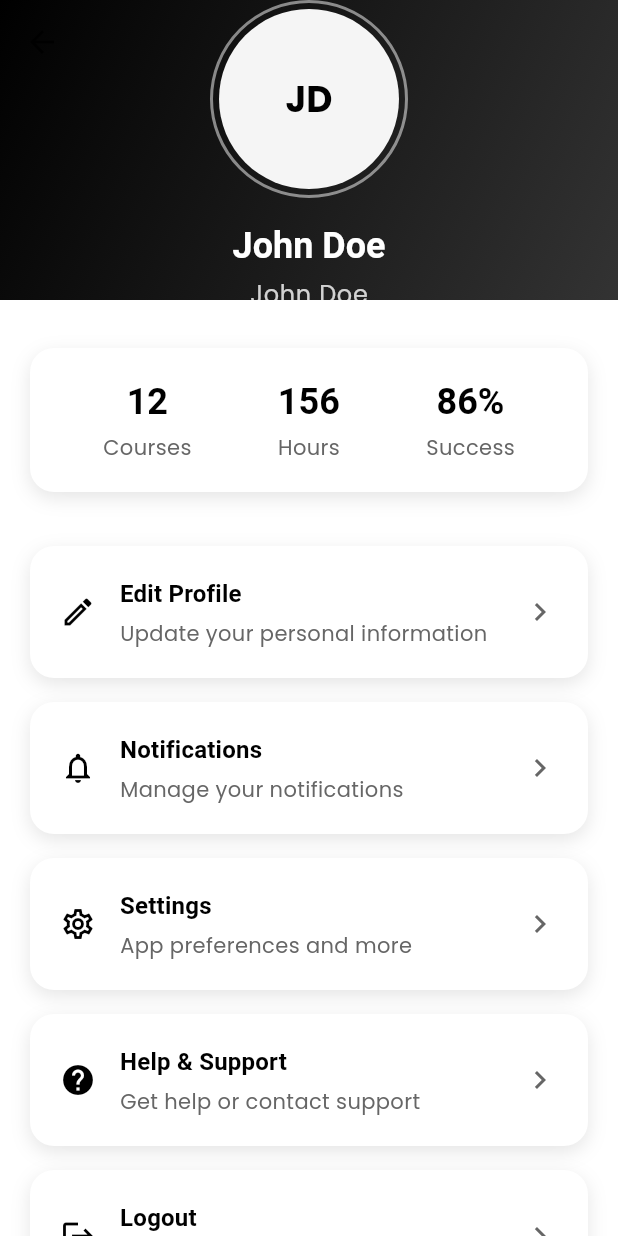
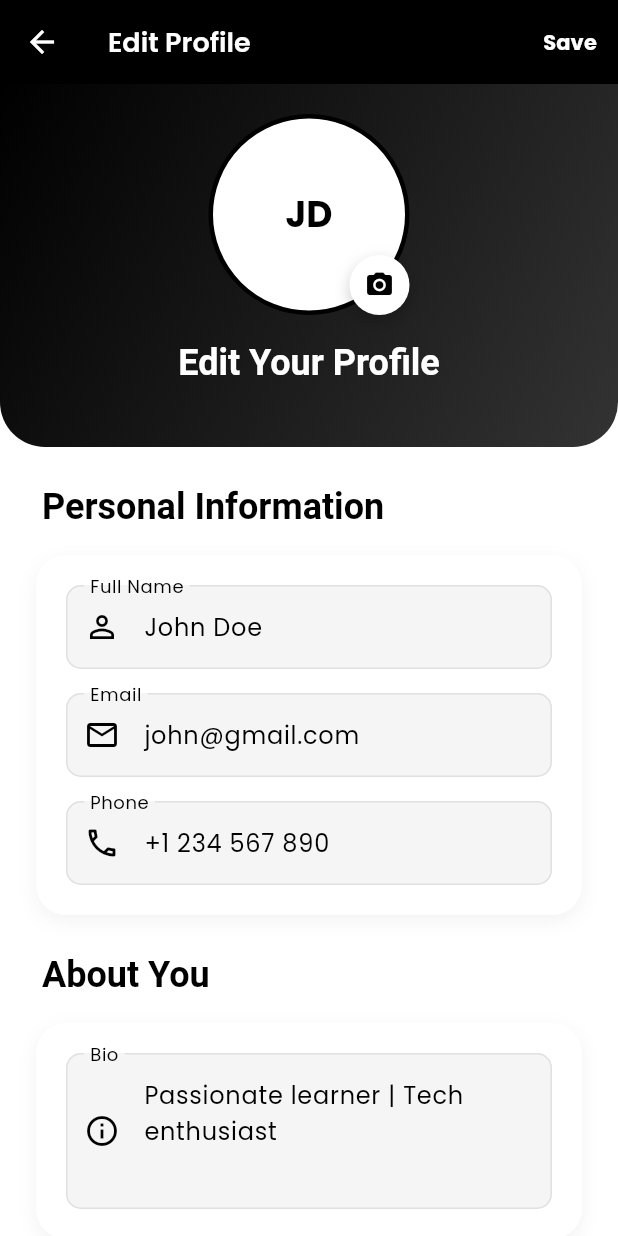
Before and after one commit to VaradSinghal/e_learning_app, a Flutter app: the ProfileScreen screen opened by its route, after a tap on "Edit Profile", on a phone screen of 412 x 824 dp. Run offline on Flutter 3.47's test engine with Material 3 defaults, Android fonts, the phone set to English and light mode, and no system bars; our stand-ins replace bloc, cached_network_image, chewie, cloud_firestore, equatable, firebase_auth and 9 more; accounts and stored records are empty; network calls fail.

Commit message:
editprofile-screen

```diff
--- a/lib/routes/app_routes.dart
+++ b/lib/routes/app_routes.dart
@@ -12,6 +12,7 @@ import 'package:e_learning_app/views/course/payment/payment_screen.dart';
 import 'package:e_learning_app/views/home/home_screen.dart';
 import 'package:e_learning_app/views/notifications/notifications_screen.dart';
 import 'package:e_learning_app/views/onboarding/onboarding_screen.dart';
+import 'package:e_learning_app/views/profile/edit_profile_screen.dart';
 import 'package:e_learning_app/views/profile/profile_screen.dart';
 import 'package:e_learning_app/views/quiz/quiz_attempt/quiz_attempt_screen.dart';
 import 'package:e_learning_app/views/quiz/quiz_list/quiz_list_screen.dart';
@@ -43,6 +44,7 @@ class AppRoutes {
   static const String quizResult = '/quiz/result';
 
   static const String profile = '/profile';
+  static const String editProfile = '/profile/edit';
   static const String notifications = '/notifications';
 
   static const String teacherHome = '/teacher/home';
@@ -121,6 +123,8 @@ class AppRoutes {
         ));
       case profile:
         return MaterialPageRoute(builder: (_) => const ProfileScreen());
+      case editProfile:
+        return MaterialPageRoute(builder: (_) => const EditProfileScreen());
       case notifications:
         return MaterialPageRoute(builder: (_) => const NotificationsScreen());
       case analytics:
--- a/lib/routes/route_pages.dart
+++ b/lib/routes/route_pages.dart
@@ -15,6 +15,7 @@ import 'package:e_learning_app/views/course/payment/payment_screen.dart';
 import 'package:e_learning_app/views/home/home_screen.dart';
 import 'package:e_learning_app/views/notifications/notifications_screen.dart';
 import 'package:e_learning_app/views/onboarding/onboarding_screen.dart';
+import 'package:e_learning_app/views/profile/edit_profile_screen.dart';
 import 'package:e_learning_app/views/profile/profile_screen.dart';
 import 'package:e_learning_app/views/quiz/quiz_attempt/quiz_attempt_screen.dart';
 import 'package:e_learning_app/views/quiz/quiz_list/quiz_list_screen.dart';
@@ -117,6 +118,10 @@ class AppPages {
       page: () => const ProfileScreen(),
       ),
       GetPage(
+      name: AppRoutes.editProfile,
+      page: () => const EditProfileScreen(),
+      ),
+      GetPage(
       name: AppRoutes.notifications,
       page: () => const NotificationsScreen(),
       ),
--- /dev/null
+++ b/lib/views/profile/edit_profile_screen.dart
@@ -0,0 +1,214 @@
+import 'package:e_learning_app/core/theme/app_colors.dart';
+import 'package:e_learning_app/views/profile/widgets/edit_profile_app_bar.dart';
+import 'package:e_learning_app/views/profile/widgets/profile_picture_bottom_sheet.dart';
+import 'package:e_learning_app/widgets/common/custom_button.dart';
+import 'package:e_learning_app/widgets/common/custom_textfield.dart';
+import 'package:flutter/material.dart';
+import 'package:get/get.dart';
+import 'package:get/utils.dart';
+
+class EditProfileScreen extends StatelessWidget {
+  const EditProfileScreen({super.key});
+
+  @override
+  Widget build(BuildContext context) {
+    return Scaffold(
+      appBar: EditProfileAppBar(
+        onSave: () {
+          Get.back();
+        },
+      ),
+      body: SingleChildScrollView(
+        physics: BouncingScrollPhysics(),
+        child: Column(
+          children: [
+            Container(
+              width: double.infinity,
+              decoration: const BoxDecoration(
+                gradient: LinearGradient(
+                  colors: [AppColors.primary, AppColors.primaryLight],
+                  begin: Alignment.topLeft,
+                  end: Alignment.bottomRight,
+                ),
+                borderRadius: BorderRadius.only(
+                  bottomLeft: Radius.circular(30),
+                  bottomRight: Radius.circular(30),
+                ),
+              ),
+              padding: const EdgeInsets.only(top: 20, bottom: 40),
+              child: Column(
+                children: [
+                  Stack(
+                    children: [
+                      Container(
+                        padding: const EdgeInsets.all(4),
+                        decoration: BoxDecoration(
+                          color: AppColors.accent,
+                          shape: BoxShape.circle,
+                          border: Border.all(
+                            color: AppColors.primary,
+                            width: 3,
+                          ),
+                        ),
+                        child: CircleAvatar(
+                          radius: 60,
+                          backgroundColor: AppColors.accent,
+                          child: Text(
+                            "JD",
+                            style: Theme.of(
+                              context,
+                            ).textTheme.displaySmall?.copyWith(
+                              color: AppColors.primary,
+                              fontWeight: FontWeight.bold,
+                            ),
+                          ),
+                        ),
+                      ),
+                      Positioned(
+                        bottom: 0,
+                        right: 0,
+                        child: Container(
+                          decoration: BoxDecoration(
+                            shape: BoxShape.circle,
+                            boxShadow: [
+                              BoxShadow(
+                                color: Colors.black.withOpacity(0.2),
+                                blurRadius: 8,
+                                offset: const Offset(0, 4),
+                              ),
+                            ],
+                          ),
+                          child: CircleAvatar(
+                            backgroundColor: AppColors.accent,
+                            radius: 20,
+                            child: IconButton(
+                              onPressed: () {
+                                showModalBottomSheet(
+                                  context: context,
+                                  shape: const RoundedRectangleBorder(
+                                    borderRadius: BorderRadius.vertical(
+                                      top: Radius.circular(20)
+                                    )
+                                  ),
+                                  builder:
+                                      (context) =>
+                                          const ProfilePictureBottomSheet(),
+                                );
+                              },
+                              icon: const Icon(
+                                Icons.camera_alt,
+                                color: AppColors.primary,
+                                size: 20,
+                              ),
+                            ),
+                          ),
+                        ),
+                      ),
+                    ],
+                  ),
+                  const SizedBox(height: 16),
+                  Text(
+                    'Edit Your Profile',
+                    style: Theme.of(context).textTheme.headlineSmall?.copyWith(
+                      color: AppColors.accent,
+                      fontWeight: FontWeight.bold,
+                    ),
+                  )
+                ],
+              ),
+            ),
+            Padding(padding: const EdgeInsets.all(24),
+            child: Column(
+              crossAxisAlignment: CrossAxisAlignment.start,
+              children: [
+                Padding(padding: EdgeInsets.only(bottom:16, left: 4),
+                child: Text(
+                  'Personal Information',
+                  style: Theme.of(context).textTheme.headlineSmall?.copyWith(
+                    color: AppColors.primary,
+                    fontWeight: FontWeight.bold,
+                  ),
+                ),
+                ),
+                Container(
+                  decoration: BoxDecoration(
+                    color: Colors.white,
+                    borderRadius: BorderRadius.circular(20),
+                    boxShadow: [
+                      BoxShadow(
+                        color: Colors.black.withOpacity(0.05),
+                        blurRadius: 10,
+                        offset: const Offset(0, 4),
+                      ),
+                    ],
+                  ),
+                  padding: const EdgeInsets.all(20),
+                  child: const Column(
+                    children: [
+                      CustomTextfield(
+                        label: 'Full Name',
+                        prefixIcon: Icons.person_outline,
+                        initialValue: 'John Doe',
+                        ),
+                      SizedBox(height: 16),
+                        CustomTextfield(
+                        label: 'Email',
+                        prefixIcon: Icons.email_outlined,
+                        initialValue: 'john@gmail.com',
+                        ),
+                      SizedBox(height: 16),
+                        CustomTextfield(
+                        label: 'Phone',
+                        prefixIcon: Icons.phone_outlined,
+                        initialValue: '+1 234 567 890',
+                        ),
+                    ],
+                  ),
+                ),
+                const SizedBox(height: 24),
+                Padding(padding: EdgeInsets.only(bottom:16, left: 4),
+                child: Text(
+                  'About You',
+                  style: Theme.of(context).textTheme.headlineSmall?.copyWith(
+                    color: AppColors.primary,
+                    fontWeight: FontWeight.bold,
+                  ),
+                ),
+                ),
+                Container(
+                   decoration: BoxDecoration(
+                    color: Colors.white,
+                    borderRadius: BorderRadius.circular(20),
+                    boxShadow: [
+                      BoxShadow(
+                        color: Colors.black.withOpacity(0.05),
+                        blurRadius: 10,
+                        offset: const Offset(0, 4),
+                      ),
+                    ],
+                  ),
+                  padding: const EdgeInsets.all(20),
+                  child: CustomTextfield(label: 'Bio',
+                  prefixIcon: Icons.info_outline,
+                  initialValue: 'Passionate learner | Tech enthusiast',
+                  maxLines: 3,
+                  ),
+                ),
+                const SizedBox(height: 32),
+                CustomButton(
+                  text: 'Save Changes',
+                  onPressed: (){
+
+                    Get.back();
+                  },
+                  icon: Icons.check_circle_outline,
+                  ),
+              ],
+            ),
+            ),
+          ],
+        ),
+      ),
+    );
+  }
+}
--- /dev/null
+++ b/lib/views/profile/widgets/edit_profile_app_bar.dart
@@ -0,0 +1,34 @@
+import 'package:e_learning_app/core/theme/app_colors.dart';
+import 'package:flutter/material.dart';
+import 'package:get/get_core/get_core.dart';
+import 'package:get/get_navigation/src/extension_navigation.dart';
+
+class EditProfileAppBar extends StatelessWidget implements PreferredSizeWidget {
+  final VoidCallback onSave;
+  const EditProfileAppBar({super.key, required this.onSave});
+
+  @override
+  Widget build(BuildContext context) {
+    return AppBar(
+      title: const Text('Edit Profile', style: TextStyle(color: Colors.white)),
+      backgroundColor: AppColors.primary,
+      leading: IconButton(
+        onPressed: () => Get.back(),
+        icon: const Icon(Icons.arrow_back, color: Colors.white),
+      ),
+      iconTheme: const IconThemeData(color: Colors.white),
+      actions: [
+        TextButton(
+          onPressed: onSave,
+          child: const Text(
+            'Save',
+            style: TextStyle(color: Colors.white, fontWeight: FontWeight.bold),
+          ),
+        ),
+      ],
+    );
+  }
+
+  @override
+  Size get preferredSize => const Size.fromHeight(kToolbarHeight);
+}
--- a/lib/views/profile/widgets/profile_options.dart
+++ b/lib/views/profile/widgets/profile_options.dart
@@ -16,7 +16,7 @@ class ProfileOptions extends StatelessWidget {
           title: 'Edit Profile',
           subtitle: 'Update your personal information',
           icon: Icons.edit_outlined,
-          onTap: () {},
+          onTap: () => Get.toNamed(AppRoutes.editProfile),
         ),
         ProfileOptionCard(
           title: 'Notifications',
```
Also changed, not shown: lib/views/profile/widgets/profile_picture_bottom_sheet.dart (added, +71 -0 lines).
